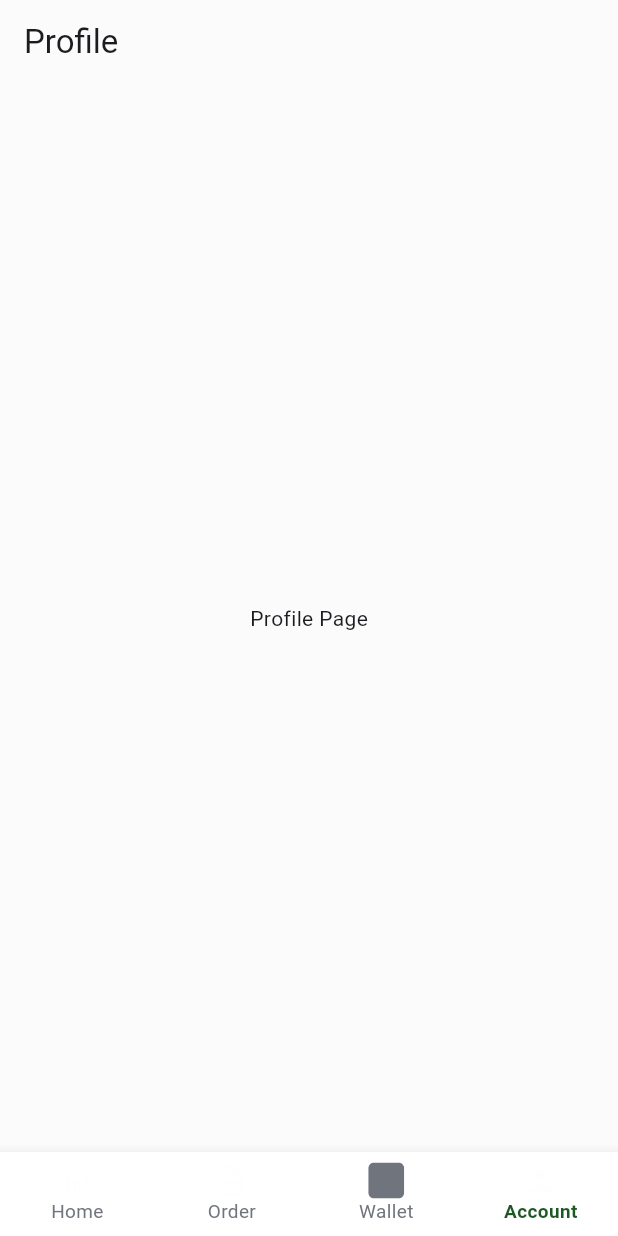
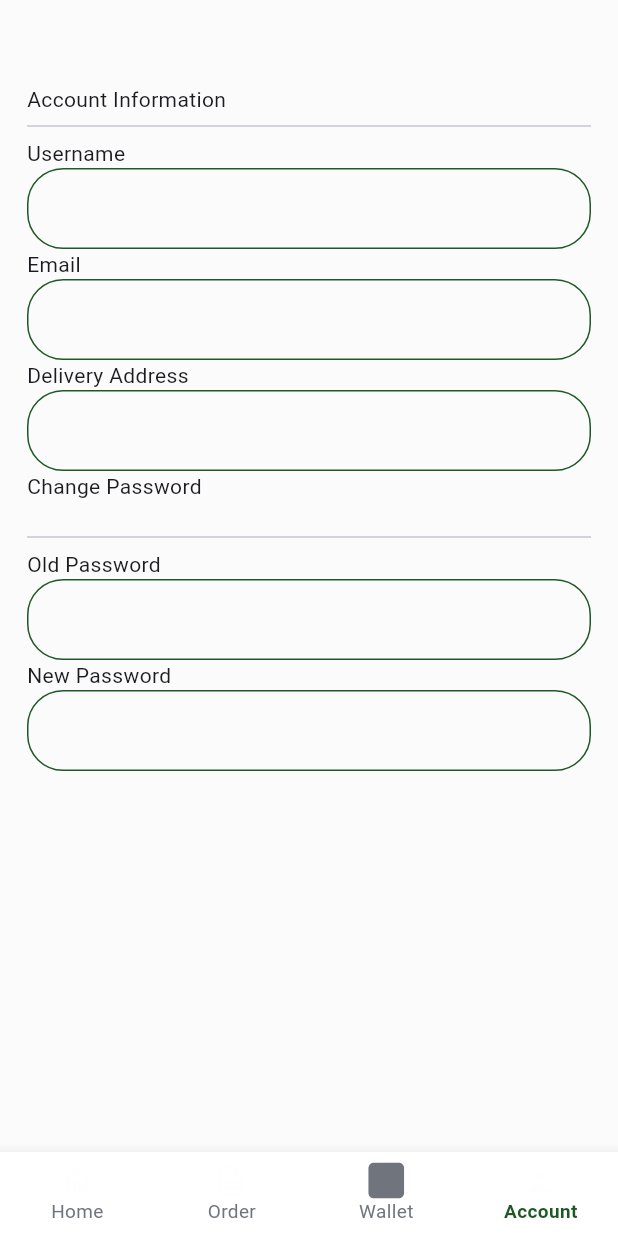
Before and after one commit to adewuyito/AgroBridge, a Flutter app: the screen it shows after launch, item 4 of the bottom bar chosen, on a phone screen of 412 x 824 dp. Run offline on Flutter 3.47's test engine with Material 3 defaults, Android fonts, the phone set to English and light mode, and no system bars; our stand-ins replace auto_route, carousel_slider, flutter_hooks, flutter_riverpod, flutter_screenutil, flutter_svg and 4 more; generated files the repository leaves out were written again; network calls fail.

Commit message:
updated profile view

```diff
--- a/lib/features/auth/presentation/profile_view.dart
+++ b/lib/features/auth/presentation/profile_view.dart
@@ -1,16 +1,91 @@
+import 'package:agrobridge_mobile/core/constants/spacing.dart';
 import 'package:auto_route/annotations.dart';
 import 'package:flutter/material.dart';
+import 'package:flutter_hooks/flutter_hooks.dart';
 import 'package:hooks_riverpod/hooks_riverpod.dart';
 
 @routePage
-class ProfileView extends ConsumerWidget {
+class ProfileView extends HookConsumerWidget {
   const ProfileView({super.key});
 
   @override
   Widget build(BuildContext context, WidgetRef ref) {
+    final usernameController = useTextEditingController();
+    final emailController = useTextEditingController();
+    final addressController = useTextEditingController();
+    final oldPasswordController = useTextEditingController();
+    final newPasswordController = useTextEditingController();
+
     return Scaffold(
-      appBar: AppBar(title: const Text('Profile')),
-      body: const Center(child: Text('Profile Page')),
+      appBar: AppBar(),
+      body: Padding(
+        padding: AppPadding.scaffoldSafeArea,
+        child: Column(
+          crossAxisAlignment: CrossAxisAlignment.start,
+          children: [
+            Text("Account Information"),
+            Divider(),
+            ProfileViewTextField(
+              controller: usernameController,
+              label: "Username",
+            ),
+            ProfileViewTextField(controller: emailController, label: "Email"),
+
+            // ~ Prefrence Section
+            ProfileViewTextField(
+              controller: addressController,
+              label: "Delivery Address",
+            ),
+
+            // ~ Password Reset Section
+            ProfileSectionHeader(label: "Change Password"),
+            ProfileViewTextField(
+              controller: oldPasswordController,
+              label: "Old Password",
+            ),
+            ProfileViewTextField(
+              controller: newPasswordController,
+              label: "New Password",
+            ),
+          ],
+        ),
+      ),
     );
   }
 }
+
+class ProfileViewTextField extends StatelessWidget {
+  final TextEditingController controller;
+  final String? label;
+  const ProfileViewTextField({
+    super.key,
+    required this.controller,
+    required this.label,
+  });
+
+  @override
+  Widget build(BuildContext context) {
+    return Column(
+      mainAxisSize: MainAxisSize.min,
+      crossAxisAlignment: CrossAxisAlignment.start,
+      children: [
+        Text(label ?? ""),
+        TextField(controller: controller),
+      ],
+    );
+  }
+}
+
+class ProfileSectionHeader extends StatelessWidget {
+  final String label;
+  const ProfileSectionHeader({super.key, required this.label});
+
+  @override
+  Widget build(BuildContext context) {
+    return Column(
+      spacing: 16,
+      crossAxisAlignment: CrossAxisAlignment.start,
+      children: [Text(label), Divider()],
+    );
+  }
+}
```
